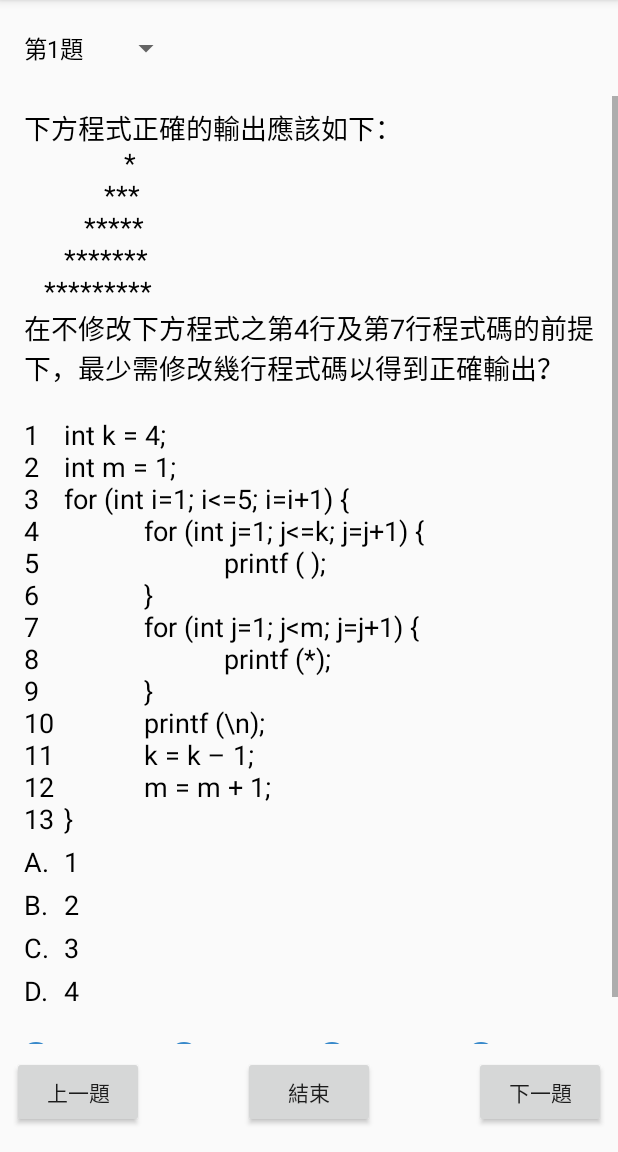
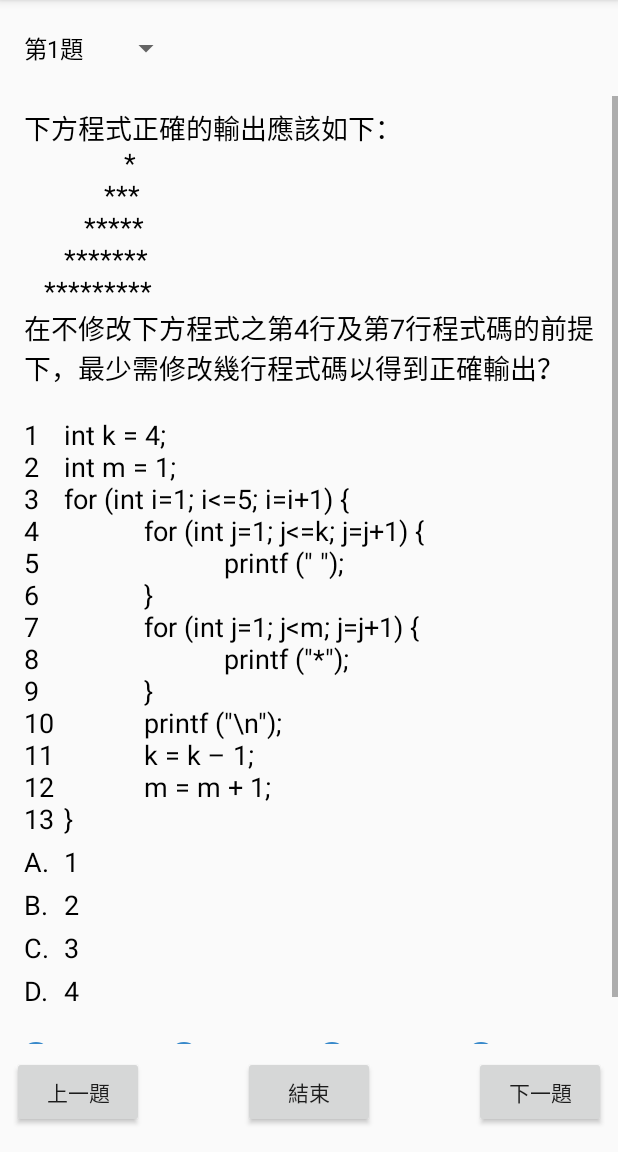
Before and after one commit to PinJhih/apcs-practice, an Android app: the screen it shows after launch (PracticeActivity), after a tap on "105年3月", on a phone screen of 412 x 824 dp, the part 84-1236 px from its top. Run offline under Robolectric (Android 15) with nearby library versions, the phone set to English and light mode, and no system bars; our stand-ins replace navigation-ui; 2 statements that could not run were skipped.

Commit message:
fix: Double quotation marks didn't show up

```diff
--- a/app/src/main/res/values/strings.xml
+++ b/app/src/main/res/values/strings.xml
@@ -47,29 +47,29 @@
     </integer-array>
 
     <string-array name="stem_10503">
-        <item>下方程式正確的輸出應該如下：\n\t\t\t\t\t*\n\t\t\t\t***\n\t\t\t*****\n\t\t*******\n\t*********\n在不修改下方程式之第4行及第7行程式碼的前提下，最少需修改幾行程式碼以得到正確輸出？   \n\n1\t\tint k = 4;\n2\t\tint m = 1;\n3\t\tfor (int i=1; i&lt;=5; i=i+1) {\n4\t\t\t\t\t\tfor (int j=1; j&lt;=k; j=j+1) {\n5\t\t\t\t\t\t\t\t\t\tprintf (&quot; &quot;);\n6\t\t\t\t\t\t}\n7\t\t\t\t\t\tfor (int j=1; j&lt;m; j=j+1) {\n8\t\t\t\t\t\t\t\t\t\tprintf (&quot;*&quot;);\n9\t\t\t\t\t\t}\n10\t\t\t\t\tprintf (&quot;\\n&quot;);\n11\t\t\t\t\tk = k – 1;\n12\t\t\t\t\tm = m + 1;\n13\t}      </item>
+        <item>下方程式正確的輸出應該如下：\n\t\t\t\t\t*\n\t\t\t\t***\n\t\t\t*****\n\t\t*******\n\t*********\n在不修改下方程式之第4行及第7行程式碼的前提下，最少需修改幾行程式碼以得到正確輸出？   \n\n1\t\tint k = 4;\n2\t\tint m = 1;\n3\t\tfor (int i=1; i&lt;=5; i=i+1) {\n4\t\t\t\t\t\tfor (int j=1; j&lt;=k; j=j+1) {\n5\t\t\t\t\t\t\t\t\t\tprintf (\" \");\n6\t\t\t\t\t\t}\n7\t\t\t\t\t\tfor (int j=1; j&lt;m; j=j+1) {\n8\t\t\t\t\t\t\t\t\t\tprintf (\"*\");\n9\t\t\t\t\t\t}\n10\t\t\t\t\tprintf (\"\\n\");\n11\t\t\t\t\tk = k – 1;\n12\t\t\t\t\tm = m + 1;\n13\t}      </item>
         <item>給定一陣列a[10]={ 1, 3, 9, 2, 5, 8, 4, 9, 6, 7 }，i.e., a[0]=1,a[1]=3, …, a[8]=6, a[9]=7，以f(a, 10)呼叫執行下方函式後，回傳值為何？     \n\nint f (int a[ ], int n) {\n\t\t\t\tint index = 0;\n\t\t\t\tfor (int i=1; i&lt;n-1; i=i+1) {\n\t\t\t\t\t\t\t\tif (a[i] >= a[index]) {\n\t\t\t\t\t\t\t\t\t\t\t\tindex = i;\n\t\t\t\t\t\t\t\t}\n\t\t\t\t}\n\t\t\t\treturn index;\n}     </item>
         <item>給定一整數陣列a[0]、a[1]、…、a[99]且a[k]=3k+1，以value=100呼叫以下兩函式，假設函式f1及f2之while迴圈主體分別執行n1與n2次 (i.e, 計算if敘述執行次數，不包含 else if敘述)，請問n1與n2之值為何?\n註： (low + high)/2 只取整數部分。   \n\nint f1(int a[ ], int value) {\nint r_value = -1;\n\t\t\t\tint i = 0;\n\t\t\t\twhile (i &lt; 100) {\n\t\t\t\t\t\t\t\tif (a[i] == value) {\n\t\t\t\t\t\t\t\t\t\t\t\tr_value = i;\n\t\t\t\t\t\t\t\t\t\t\t\tbreak;\n\t\t\t\t\t\t\t\t}\n\t\t\t\t\t\t\t\ti = i + 1;\n\t\t\t\t}\n\t\t\t\treturn r_value;\n}\n\nint f2(int a[ ], int value) {\n\t\t\t\tint r_value = -1;\n\t\t\t\tint low = 0, high = 99;\n\t\t\t\tint mid;\n\t\t\t\twhile (low &lt; high) {\n\t\t\t\t\t\t\t\tmid = (low + high)/2;\n\t\t\t\t\t\t\t\tif (a[mid] == value) {\n\t\t\t\t\t\t\t\t\t\t\t\tr_value = mid;\n\t\t\t\t\t\t\t\t\t\t\t\tbreak;\n\t\t\t\t\t\t\t\t}\n\t\t\t\t\t\t\t\telse if (a[mid] &lt; value) {\n\t\t\t\t\t\t\t\t\t\t\t\tlow = mid + 1;\n\t\t\t\t\t\t\t\t}\n\t\t\t\t\t\t\t\telse {\n\t\t\t\t\t\t\t\t\t\t\t\thigh = mid - 1;\n\t\t\t\t\t\t\t\t}\n\t\t\t\t}\n\t\t\t\treturn r_value;\n}       </item>
-        <item>經過運算後，下方程式的輸出為何？     \n\nfor (i=1; i=100; i=i+1) {\n\t\t\t\tb[i] = i;\n}\na[0] = 0;\nfor (i=1; i&lt;100; i=i+1) {\n\t\t\t\ta[i] = b[i] + a[i-1];\n}\nprintf (&quot;%d\\n&quot;, a[50]-a[30]);       </item>
+        <item>經過運算後，下方程式的輸出為何？     \n\nfor (i=1; i=100; i=i+1) {\n\t\t\t\tb[i] = i;\n}\na[0] = 0;\nfor (i=1; i&lt;100; i=i+1) {\n\t\t\t\ta[i] = b[i] + a[i-1];\n}\nprintf (\"%d\\n\", a[50]-a[30]);       </item>
         <item>函數f定義如下，如果呼叫f(1000)，指令sum=sum+i被執行的次數最接近下列何者？    \n\nint f (int n) {\n\t\t\t\tint sum=0;\n\t\t\t\tif (n &lt; 2) {\n\t\t\t\t\t\t\t\treturn 0;\n\t\t\t\t}\n\t\t\t\tfor (int i=1; i&lt;n; i=i+1) {\n\t\t\t\t\t\t\t\tsum = sum + i;\n\t\t\t\t}\n\t\t\t\tsum = sum + f(2*n/3);\n\t\t\t\treturn sum;\n}        </item>
         <item>(記得改!!!)List是一個陣列，裡面的元素是element，它的定義如右。List中的每一個element利用next這個整數變數來記錄下一個element在陣列中的位置，如果沒有下一個element，next就會記錄-1。所有的element串成了一個串列(linked list)。例如在list中有三筆資料   \n\nstruct element {\n\t\t\t\tchar data;\n\t\t\t\tint next;\n}\nvoid RemoveNextElement (element list[ ], int current) {\n\t\t\t\tif (list[current].next != -1) {\n\t\t\t\t\t\t\t\t/*移除current的下一個element*/\n\t\t\t\t\t\t\t\t________________\n\t\t\t\t\t\t\t\t________________\n\t\t\t\t\t\t\t\t________________\n\t\t\t\t}\n}       </item>
         <item>請問以a(13,15)呼叫下方a()函式，函式執行完後其回傳值為何？   \n\nint a(int n, int m) {\n\t\t\t\tif (n &lt; 10) {\n\t\t\t\t\t\t\t\tif (m &lt; 10) {\n\t\t\t\t\t\t\t\t\t\t\t\treturn n + m ;\n\t\t\t\t\t\t\t\t}\n\t\t\t\t\t\t\t\telse {\n\t\t\t\t\t\t\t\t\t\t\t\treturn a(n, m-2) + m ;\n\t\t\t\t\t\t\t\t}\n\t\t\t\t}\n\t\t\t\telse {\n\t\t\t\t\t\t\t\treturn a(n-1, m) + n ;\n\t\t\t\t}\n}    </item>
-        <item>一個費式數列定義第一個數為0第二個數為1之後的每個數都等於前兩個數相加，如下所示:0、1、1、2、3、5、8、13、21、34、55、89…。右列的程式用以計算第N個(N≥2)費式數列的數值，請問 (a) 與 (b) 兩個空格的敘述(statement)應該為何？     \n\nint a=0;\nint b=1;\nint i, temp, N;\n…\nfor (i=2; i&lt;N; i=i+1) {\n\t\t\t\ttemp = b;\n\t\t\t\t(a)   ;\n\t\t\t\ta = temp;\n\t\t\t\tprintf (&quot;%d\\n&quot;,  (b)  );\n}      </item>
-        <item>請問下方程式輸出為何？      \n\nint A[5], B[5], i, c;\n…\nfor (i=1; i&lt;4; i=i+1) {\n\t\t\t\tA[i] = 2 + i*4;\n\t\t\t\tB[i] = i*5;\n}\nc = 0;\nfor (i=1; i&lt;4; i=i+1) {\n\t\t\t\tif (B[i] > A[i]) {\n\t\t\t\t\t\t\t\tc = c + (B[i] % A[i]);\n\t\t\t\t}\n\t\t\t\telse {\n\t\t\t\t\t\t\t\tc = 1;\n\t\t\t\t}\n}\nprintf (&quot;%d\\n&quot;, c);         </item>
+        <item>一個費式數列定義第一個數為0第二個數為1之後的每個數都等於前兩個數相加，如下所示:0、1、1、2、3、5、8、13、21、34、55、89…。右列的程式用以計算第N個(N≥2)費式數列的數值，請問 (a) 與 (b) 兩個空格的敘述(statement)應該為何？     \n\nint a=0;\nint b=1;\nint i, temp, N;\n…\nfor (i=2; i&lt;N; i=i+1) {\n\t\t\t\ttemp = b;\n\t\t\t\t(a)   ;\n\t\t\t\ta = temp;\n\t\t\t\tprintf (\"%d\\n\",  (b)  );\n}      </item>
+        <item>請問下方程式輸出為何？      \n\nint A[5], B[5], i, c;\n…\nfor (i=1; i&lt;4; i=i+1) {\n\t\t\t\tA[i] = 2 + i*4;\n\t\t\t\tB[i] = i*5;\n}\nc = 0;\nfor (i=1; i&lt;4; i=i+1) {\n\t\t\t\tif (B[i] > A[i]) {\n\t\t\t\t\t\t\t\tc = c + (B[i] % A[i]);\n\t\t\t\t}\n\t\t\t\telse {\n\t\t\t\t\t\t\t\tc = 1;\n\t\t\t\t}\n}\nprintf (\"%d\\n\", c);         </item>
         <item>給定下方 g() 函式，g(13) 回傳值為何？     \n\nint g(int a) {\n\t\t\t\tif (a > 1) {\n\t\t\t\t\t\t\t\treturn g(a - 2) + 3;\n\t\t\t\t}\n\t\t\t\treturn a;\n}         </item>
         <item>定義 a[n] 為一陣列 (array)，陣列元素的指標為0至n-1。若要將陣列中a[0]的元素移到a[n-1]，下方程式片段空白處該填入何運算式？   \n\nint i, hold, n;\n…\nfor (i=0; i&lt;   ; i=i+1) {\n\t\t\t\thold = a[i]; \n\t\t\t\ta[i] = a[i+1];\n\t\t\t\ta[i+1] = hold;\n}      </item>
-        <item>給定下方函式 f1() 及 f2()。f1(1)運算過程中，以下敘述何者為錯？      \n\nvoid f1 (int m) {\n\t\t\t\tif (m > 3) {\n\t\t\t\t\t\t\t\tprintf (&quot;%d\\n&quot;, m);\n\t\t\t\t\t\t\t\treturn;\n\t\t\t\t}\n\t\t\t\telse {\n\t\t\t\t\t\t\t\tprintf (&quot;%d\\n&quot;, m);\n\t\t\t\t\t\t\t\tf2(m+2);\n\t\t\t\t\t\t\t\tprintf (&quot;%d\\n&quot;, m);\n\t\t\t\t}\n}\nvoid f2 (int n) {\n\t\t\t\tif (n > 3) {\n\t\t\t\t\t\t\t\tprintf (&quot;%d\\n&quot;, n);\n\t\t\t\t\t\t\t\treturn;\n\t\t\t\t}\n\t\t\t\telse {\n\t\t\t\t\t\t\t\tprintf (&quot;%d\\n&quot;, n);\n\t\t\t\t\t\t\t\tf1(n-1);\n\t\t\t\t\t\t\t\tprintf (&quot;%d\\n&quot;, n);\n\t\t\t\t}\n}      </item>
-        <item>下方程式片段擬以輾轉除法求 i 與 j 的最大公因數。請問while迴圈內容何者正確？      \n\ni = 76;\nj = 48;\nwhile ((i % j) != 0) {\n\t\t\t\t________________\n\t\t\t\t________________\n\t\t\t\t________________\n}\nprintf (&quot;%d\\n&quot;, j);      </item>
-        <item>下方程式輸出為何？    \n\nvoid foo (int i) {\n\t\t\t\tif (i &lt; 5) {\n\t\t\t\t\t\t\t\tprintf (&quot;foo: %d\\n&quot;, i);\n\t\t\t\t}\n\t\t\t\telse {\n\t\t\t\t\t\t\t\tbar(i - 10);\n\t\t\t\t}\n}\nvoid bar (int i) {\n\t\t\t\tif (i &lt; 10) {\n\t\t\t\t\t\t\t\tprintf (&quot;bar: %d\\n&quot;, i);\n\t\t\t\t}\n\t\t\t\telse {\n\t\t\t\t\t\t\t\tfoo(i - 5);\n\t\t\t\t}\n}\nvoid main() {\n\t\t\t\tfoo(15106);\n\t\t\t\tbar(3091);\n\t\t\t\tfoo(6693);\n}       </item>
-        <item>若以f(22)呼叫下方f()函式，總共會印出多少數字？      \n\nvoid f(int n) {\n\t\t\t\tprintf (&quot;%d\\n&quot;, n);\n\t\t\t\twhile (n != 1) {\n\t\t\t\t\t\t\t\tif ((n%2)==1) {\n\t\t\t\t\t\t\t\t\t\t\t\tn = 3*n + 1;\n\t\t\t\t\t\t\t\t}\n\t\t\t\t\t\t\t\telse {\n\t\t\t\t\t\t\t\t\t\t\t\tn = n / 2;\n\t\t\t\t\t\t\t\t}\n\t\t\t\t\t\t\t\tprintf (&quot;%d\\n&quot;, n);\n\t\t\t\t}\n}      </item>
-        <item>下方程式執行過後所輸出數值為何？     \n\nvoid main () {\n\t\t\t\tint count = 10;\n\t\t\t\tif (count > 0) {\n\t\t\t\t\t\t\t\tcount = 11;\n\t\t\t\t}\n\t\t\t\tif (count > 10) {\n\t\t\t\t\t\t\t\tcount = 12;\n\t\t\t\t\t\t\t\tif (count % 3 == 4) {\n\t\t\t\t\t\t\t\t\t\t\t\tcount = 1;\n\t\t\t\t\t\t\t\t}\n\t\t\t\t\t\t\t\telse {\n\t\t\t\t\t\t\t\t\t\t\t\tcount = 0;\n\t\t\t\t\t\t\t\t}\n\t\t\t\t}\n\t\t\t\telse if (count > 11) {\n\t\t\t\t\t\t\t\tcount = 13;\n\t\t\t\t}\n\t\t\t\telse {\n\t\t\t\t\t\t\t\tcount = 14;\n\t\t\t\t}\n\t\t\t\tif (count) {\n\t\t\t\t\t\t\t\tcount = 15;\n\t\t\t\t}\n\t\t\t\telse  {\n\t\t\t\t\t\t\t\tcount = 16;\n\t\t\t\t}\n\t\t\t\tprintf (&quot;%d\\n&quot;, count);\n}        </item>
-        <item>下方程式片段主要功能為：輸入六個整數，檢測並印出最後一個數字是否為六個數字中最小的值。然而，這個程式是錯誤的。請問以下哪一組測試資料可以測試出程式有誤？     \n\n#define TRUE 1\n#define FALSE 0\nint d[6], val, allBig;\n…\nfor (int i=1; i&lt;5; i=i+1) {\n\t\t\t\tscanf (&quot;%d&quot;, &amp;d[i]);\n}\nscanf (&quot;%d&quot;, &amp;val);\nallBig = TRUE;\nfor (int i=1; i&lt;5; i=i+1) {\nif (d[i] > val) {\n\t\t\t\t\t\t\t\tallBig = TRUE;\n\t\t\t\t}\n\t\t\t\telse {\n\t\t\t\t\t\t\t\tallBig = FALSE;\n\t\t\t\t}\n}\nif (allBig == TRUE) {\n\t\t\t\tprintf (&quot;%d is the smallest.\\n&quot;, val);\n}\nelse {\n\t\t\t\tprintf (&quot;%d is not the smallest.\\n&quot;, val);\n}\n}       </item>
+        <item>給定下方函式 f1() 及 f2()。f1(1)運算過程中，以下敘述何者為錯？      \n\nvoid f1 (int m) {\n\t\t\t\tif (m > 3) {\n\t\t\t\t\t\t\t\tprintf (\"%d\\n\", m);\n\t\t\t\t\t\t\t\treturn;\n\t\t\t\t}\n\t\t\t\telse {\n\t\t\t\t\t\t\t\tprintf (\"%d\\n\", m);\n\t\t\t\t\t\t\t\tf2(m+2);\n\t\t\t\t\t\t\t\tprintf (\"%d\\n\", m);\n\t\t\t\t}\n}\nvoid f2 (int n) {\n\t\t\t\tif (n > 3) {\n\t\t\t\t\t\t\t\tprintf (\"%d\\n\", n);\n\t\t\t\t\t\t\t\treturn;\n\t\t\t\t}\n\t\t\t\telse {\n\t\t\t\t\t\t\t\tprintf (\"%d\\n\", n);\n\t\t\t\t\t\t\t\tf1(n-1);\n\t\t\t\t\t\t\t\tprintf (\"%d\\n\", n);\n\t\t\t\t}\n}      </item>
+        <item>下方程式片段擬以輾轉除法求 i 與 j 的最大公因數。請問while迴圈內容何者正確？      \n\ni = 76;\nj = 48;\nwhile ((i % j) != 0) {\n\t\t\t\t________________\n\t\t\t\t________________\n\t\t\t\t________________\n}\nprintf (\"%d\\n\", j);      </item>
+        <item>下方程式輸出為何？    \n\nvoid foo (int i) {\n\t\t\t\tif (i &lt; 5) {\n\t\t\t\t\t\t\t\tprintf (\"foo: %d\\n\", i);\n\t\t\t\t}\n\t\t\t\telse {\n\t\t\t\t\t\t\t\tbar(i - 10);\n\t\t\t\t}\n}\nvoid bar (int i) {\n\t\t\t\tif (i &lt; 10) {\n\t\t\t\t\t\t\t\tprintf (\"bar: %d\\n\", i);\n\t\t\t\t}\n\t\t\t\telse {\n\t\t\t\t\t\t\t\tfoo(i - 5);\n\t\t\t\t}\n}\nvoid main() {\n\t\t\t\tfoo(15106);\n\t\t\t\tbar(3091);\n\t\t\t\tfoo(6693);\n}       </item>
+        <item>若以f(22)呼叫下方f()函式，總共會印出多少數字？      \n\nvoid f(int n) {\n\t\t\t\tprintf (\"%d\\n\", n);\n\t\t\t\twhile (n != 1) {\n\t\t\t\t\t\t\t\tif ((n%2)==1) {\n\t\t\t\t\t\t\t\t\t\t\t\tn = 3*n + 1;\n\t\t\t\t\t\t\t\t}\n\t\t\t\t\t\t\t\telse {\n\t\t\t\t\t\t\t\t\t\t\t\tn = n / 2;\n\t\t\t\t\t\t\t\t}\n\t\t\t\t\t\t\t\tprintf (\"%d\\n\", n);\n\t\t\t\t}\n}      </item>
+        <item>下方程式執行過後所輸出數值為何？     \n\nvoid main () {\n\t\t\t\tint count = 10;\n\t\t\t\tif (count > 0) {\n\t\t\t\t\t\t\t\tcount = 11;\n\t\t\t\t}\n\t\t\t\tif (count > 10) {\n\t\t\t\t\t\t\t\tcount = 12;\n\t\t\t\t\t\t\t\tif (count % 3 == 4) {\n\t\t\t\t\t\t\t\t\t\t\t\tcount = 1;\n\t\t\t\t\t\t\t\t}\n\t\t\t\t\t\t\t\telse {\n\t\t\t\t\t\t\t\t\t\t\t\tcount = 0;\n\t\t\t\t\t\t\t\t}\n\t\t\t\t}\n\t\t\t\telse if (count > 11) {\n\t\t\t\t\t\t\t\tcount = 13;\n\t\t\t\t}\n\t\t\t\telse {\n\t\t\t\t\t\t\t\tcount = 14;\n\t\t\t\t}\n\t\t\t\tif (count) {\n\t\t\t\t\t\t\t\tcount = 15;\n\t\t\t\t}\n\t\t\t\telse  {\n\t\t\t\t\t\t\t\tcount = 16;\n\t\t\t\t}\n\t\t\t\tprintf (\"%d\\n\", count);\n}        </item>
+        <item>下方程式片段主要功能為：輸入六個整數，檢測並印出最後一個數字是否為六個數字中最小的值。然而，這個程式是錯誤的。請問以下哪一組測試資料可以測試出程式有誤？     \n\n#define TRUE 1\n#define FALSE 0\nint d[6], val, allBig;\n…\nfor (int i=1; i&lt;5; i=i+1) {\n\t\t\t\tscanf (\"%d\", &amp;d[i]);\n}\nscanf (\"%d\", &amp;val);\nallBig = TRUE;\nfor (int i=1; i&lt;5; i=i+1) {\nif (d[i] > val) {\n\t\t\t\t\t\t\t\tallBig = TRUE;\n\t\t\t\t}\n\t\t\t\telse {\n\t\t\t\t\t\t\t\tallBig = FALSE;\n\t\t\t\t}\n}\nif (allBig == TRUE) {\n\t\t\t\tprintf (\"%d is the smallest.\\n\", val);\n}\nelse {\n\t\t\t\tprintf (\"%d is not the smallest.\\n\", val);\n}\n}       </item>
         <item>程式編譯器可以發現下列哪種錯誤?     \n\n        </item>
         <item>大部分程式語言都是以列為主的方式儲存陣列。在一個8x4的陣列(array) A裡，若每個元素需要兩單位的記憶體大小，且若A[0][0]的記憶體位址為 108 (十進制表示)，則A[1][2]的記憶體位址為何？     \n\n        </item>
         <item>下方為一個計算n階層的函式，請問該如何修改才會得到正確的結果？              \n\n1.\tint fun (int n) {\n2.\t\t\t\t\tint fac = 1;\n3.\t\t\t\t\tif (n >= 0) {\n4.\t\t\t\t\t\t\t\t\tfac = n * fun(n - 1);\n5.\t\t\t\t\t}\n6.\t\t\t\t\treturn fac;\n7.\t}        </item>
-        <item>下方程式碼，執行時的輸出為何？      \n\nvoid main() {\n\t\t\t\tfor (int i=0; i&lt;10; i=i+1) {\n\t\t\t\t\t\t\t\tprintf (&quot;%d &quot;, i);\n\t\t\t\t\t\t\t\ti = i + 1;\n\t\t\t\t}\n\t\t\t\tprintf (&quot;\\n&quot;);\n}        </item>
+        <item>下方程式碼，執行時的輸出為何？      \n\nvoid main() {\n\t\t\t\tfor (int i=0; i&lt;10; i=i+1) {\n\t\t\t\t\t\t\t\tprintf (\"%d \", i);\n\t\t\t\t\t\t\t\ti = i + 1;\n\t\t\t\t}\n\t\t\t\tprintf (\"\\n\");\n}        </item>
         <item>下方f()函式執行後所回傳的值為何？   \n\nint f() {\n\t\t\t\tint p = 2;\n\t\t\t\twhile (p &lt; 2000) {\n\t\t\t\t\t\t\t\tp = 2 * p;\n\t\t\t\t}\n\t\t\t\treturn p;\n}       </item>
-        <item>下方f()函式 &quot;a&quot;, &quot;b&quot;, &quot;c&quot; 處需分別填入哪些數字，方能使得 f(4) 輸出 2468的結果？\n記得改扣 把()換成&quot;&quot;     \n\nint f(int n) {\n\t\t\t\tint p = 0;\n\t\t\t\tint i = n;\n\t\t\t\twhile (i >=   &quot;a&quot;   ) {\n\t\t\t\t\t\t\t\tp = 10 –   &quot;b&quot;   * i;\n\t\t\t\t\t\t\t\tprintf (&quot;%d&quot;, p);\n\t\t\t\t\t\t\t\ti = i -   &quot;c&quot;   ;\n\t\t\t\t}\n}      </item>
+        <item>下方f()函式 \"a\", \"b\", \"c\" 處需分別填入哪些數字，方能使得 f(4) 輸出 2468的結果？\n記得改扣 把()換成\"\"     \n\nint f(int n) {\n\t\t\t\tint p = 0;\n\t\t\t\tint i = n;\n\t\t\t\twhile (i >=   \"a\"   ) {\n\t\t\t\t\t\t\t\tp = 10 –   \"b\"   * i;\n\t\t\t\t\t\t\t\tprintf (\"%d\", p);\n\t\t\t\t\t\t\t\ti = i -   \"c\"   ;\n\t\t\t\t}\n}      </item>
         <item>下方g(4)函式呼叫執行後，回傳值為何？\n\nint f (int n)  {\n\t\t\t\tif (n > 3) {\n\t\t\t\t\t\t\t\treturn 1;\n\t\t\t\t}\n\t\t\t\telse if (n == 2) {\n\t\t\t\t\t\t\t\treturn (3 + f(n+1));\n\t\t\t\t}\n\t\t\t\telse {\n\t\t\t\t\t\t\t\treturn (1 + f(n+1));\n\t\t\t\t}\n}\nint g(int n) {\n\t\t\t\tint j = 0;\n\t\t\t\tfor (int i=1; i&lt;=n-1; i=i+1) {\n\t\t\t\t\t\t\t\tj = j + f(i);\n\t\t\t\t}\n\t\t\t\treturn j;\n}     \n\nint f (int n)  {\n\t\t\t\tif (n > 3) {\n\t\t\t\t\t\t\t\treturn 1;\n\t\t\t\t}\n\t\t\t\telse if (n == 2) {\n\t\t\t\t\t\t\t\treturn (3 + f(n+1));\n\t\t\t\t}\n\t\t\t\telse {\n\t\t\t\t\t\t\t\treturn (1 + f(n+1));\n\t\t\t\t}\n}\nint g(int n) {\n\t\t\t\tint j = 0;\n\t\t\t\tfor (int i=1; i&lt;n-1; i=i+1) {\n\t\t\t\t\t\t\t\tj = j + f(i);\n\t\t\t\t}\n\t\t\t\treturn j;\n}     </item>
         <item>下方Mystery()函式else 部分運算式應為何，才能使得 Mystery(9) 的回傳值為34。\n\nint Mystery (int x) {\n\t\t\t\tif (x &lt;= 1) {\n\t\t\t\t\t\t\t\treturn x;\n\t\t\t\t}\n\t\t\t\telse {\n\t\t\t\t\t\t\t\treturn ____________ ;\n\t\t\t\t}\n}    \n\nint Mystery (int x) {\n\t\t\t\tif (x &lt; 1) {\n\t\t\t\t\t\t\t\treturn x;\n\t\t\t\t}\n\t\t\t\telse {\n\t\t\t\t\t\t\t\treturn ____________ ;\n\t\t\t\t}\n}       </item>
     </string-array>
```
